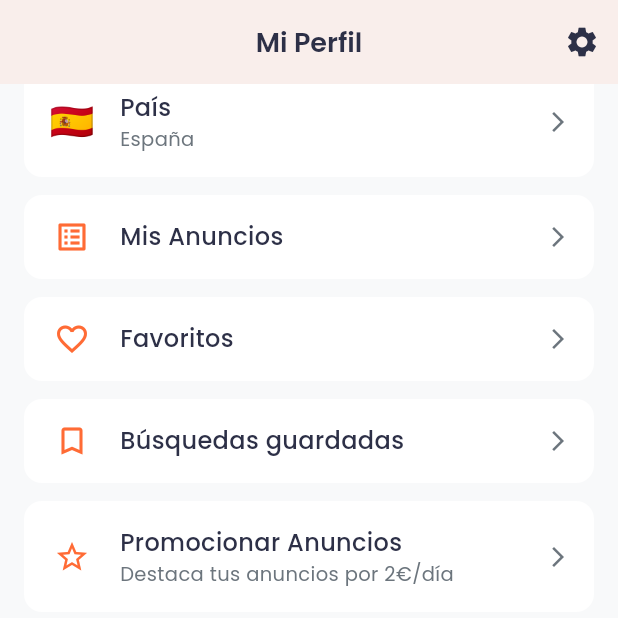
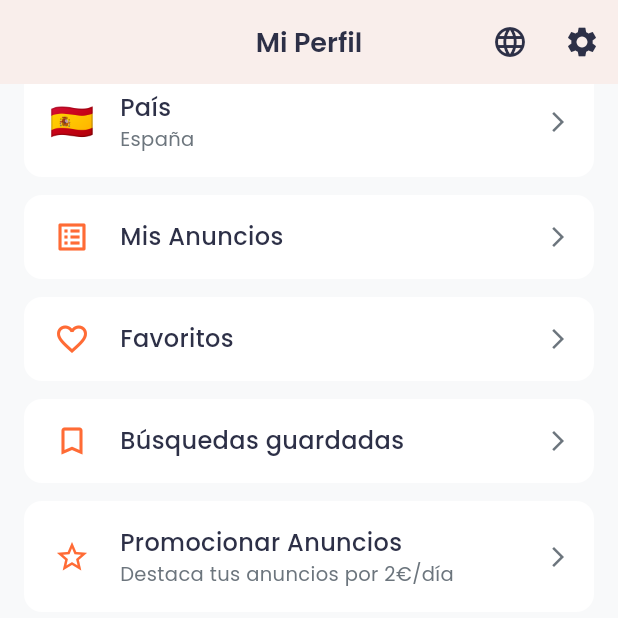
Before and after one commit to WildFoxyStudios/foxy_ads_flutter, a Flutter app: the ProfileScreen screen opened by its route, scrolled down 190 dp, on a phone screen of 412 x 824 dp, the top half of it. Run offline on Flutter 3.47's test engine with Material 3 defaults, Android fonts, the phone set to English and light mode, and no system bars; our stand-ins replace cached_network_image, carousel_slider, firebase_core, flutter_dotenv, flutter_riverpod, go_router and 6 more; accounts and stored records are empty; generated files the repository leaves out were written again; network calls fail.

Commit message:
feat(i18n): LocaleSwitcher in profile screen

```diff
--- /dev/null
+++ b/lib/core/widgets/locale_switcher.dart
@@ -0,0 +1,41 @@
+import 'package:flutter/material.dart';
+import 'package:flutter_riverpod/flutter_riverpod.dart';
+import '../../l10n/app_localizations.dart';
+import '../providers/locale_provider.dart';
+
+class LocaleSwitcher extends ConsumerWidget {
+  const LocaleSwitcher({super.key});
+
+  static const _options = [
+    ('🇪🇸', Locale('es'), 'Español'),
+    ('🇬🇧', Locale('en'), 'English'),
+    ('🇮🇹', Locale('it'), 'Italiano'),
+  ];
+
+  @override
+  Widget build(BuildContext context, WidgetRef ref) {
+    final current = ref.watch(localeProvider);
+    final l = AppLocalizations.of(context);
+    return PopupMenuButton<Locale>(
+      tooltip: l.localeSwitcherAriaLabel,
+      icon: const Icon(Icons.language),
+      onSelected: (locale) =>
+          ref.read(localeProvider.notifier).setLocale(locale),
+      itemBuilder: (context) => _options.map((o) {
+        final selected = o.$2 == current;
+        return PopupMenuItem(
+          value: o.$2,
+          child: Row(children: [
+            Text(o.$1),
+            const SizedBox(width: 8),
+            Text(o.$3),
+            if (selected) ...[
+              const Spacer(),
+              const Icon(Icons.check, size: 16),
+            ],
+          ]),
+        );
+      }).toList(),
+    );
+  }
+}
--- a/lib/features/profile/presentation/screens/profile_screen.dart
+++ b/lib/features/profile/presentation/screens/profile_screen.dart
@@ -6,6 +6,7 @@ import '../../../../core/theme/app_colors.dart';
 import '../../../../core/services/auth_service.dart';
 import '../../../../core/services/country_service.dart';
 import '../../../../core/router/app_router.dart';
+import '../../../../core/widgets/locale_switcher.dart';
 import '../../../agency/data/agency_service.dart';
 
 class ProfileScreen extends ConsumerWidget {
@@ -23,6 +24,7 @@ class ProfileScreen extends ConsumerWidget {
         appBar: AppBar(
           title: const Text('Perfil'),
           actions: [
+            const LocaleSwitcher(),
             IconButton(
               icon: const Icon(Icons.settings),
               onPressed: () => context.push('/settings'),
@@ -89,6 +91,7 @@ class ProfileScreen extends ConsumerWidget {
       appBar: AppBar(
         title: const Text('Mi Perfil'),
         actions: [
+          const LocaleSwitcher(),
           IconButton(
             icon: const Icon(Icons.settings),
             onPressed: () => context.push('/settings'),
```
